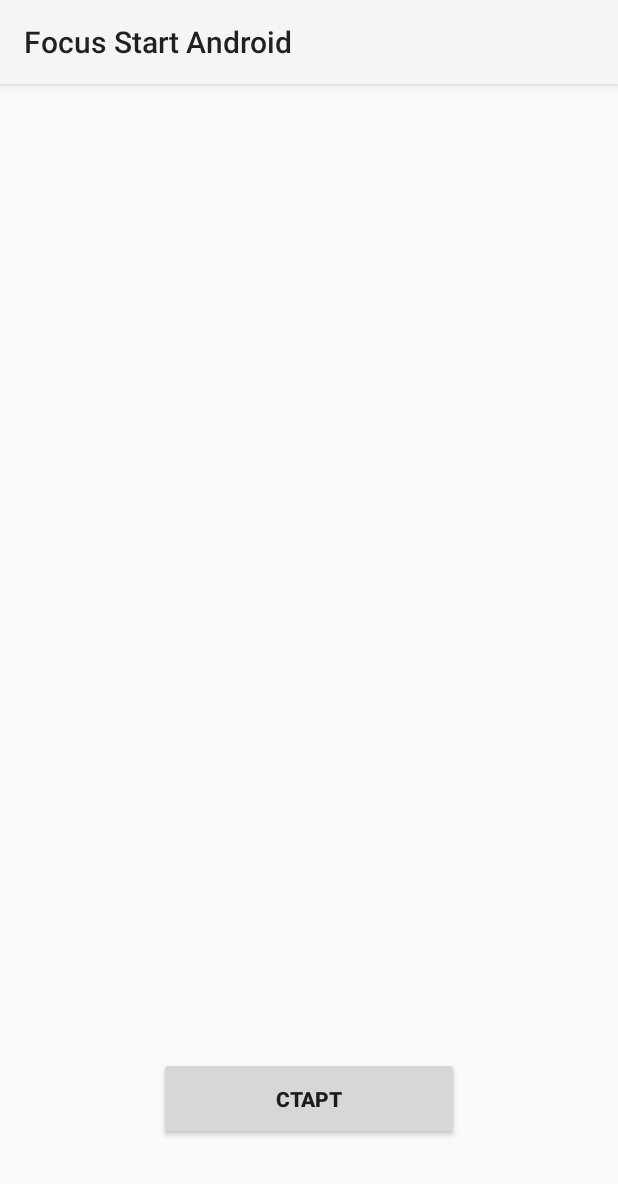
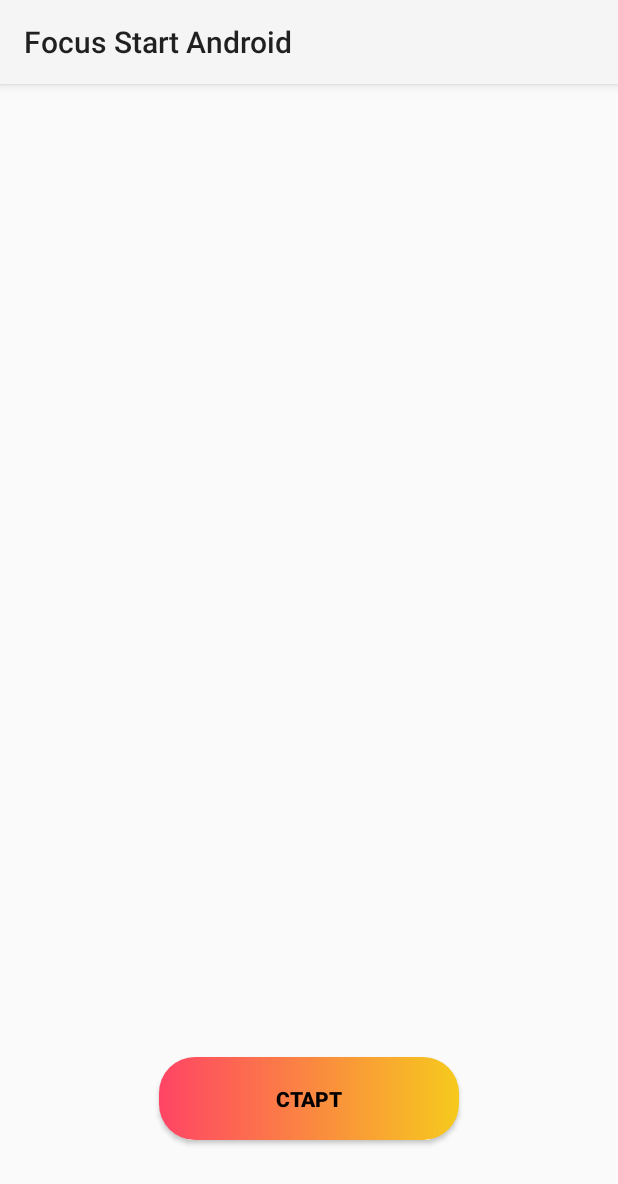
Before and after one commit to USSRFantom/FocusStartAndroid, an Android app: the screen it shows after launch (WelcomeActivity), on a phone screen of 412 x 824 dp. Shown: the top 1184 px of the screen. Run offline under Robolectric (Android 15) with nearby library versions, the phone set to English and light mode, and no system bars.

Commit message:
redesigned icons

```diff
--- /dev/null
+++ b/app/src/main/res/drawable/bg_start_btn.xml
@@ -0,0 +1,8 @@
+<?xml version="1.0" encoding="utf-8"?>
+<shape android:shape="rectangle"
+    xmlns:android="http://schemas.android.com/apk/res/android">
+    <corners android:radius="24dp" />
+    <gradient
+        android:startColor="#ff4465"
+        android:endColor="#f6ca1d" />
+</shape>
--- a/app/src/main/res/layout/activity_welcome.xml
+++ b/app/src/main/res/layout/activity_welcome.xml
@@ -12,7 +12,7 @@
 
     </androidx.viewpager.widget.ViewPager>
 
-    <Button
+    <android.widget.Button
         android:id="@+id/button_start"
         android:layout_width="wrap_content"
         android:layout_height="55dp"
@@ -21,10 +21,13 @@
         android:layout_marginStart="32dp"
         android:minWidth="200dp"
         android:textStyle="bold"
+        android:background="@drawable/bg_start_btn"
+        android:text="@string/welcome_start_btn"
+        android:textColor="@color/colorPrimary"
         app:layout_constraintBottom_toBottomOf="parent"
         app:layout_constraintEnd_toEndOf="parent"
         app:layout_constraintStart_toStartOf="parent"
-        android:text="@string/welcome_start_btn"
+
 
         tools:ignore="MissingConstraints" />
 
--- a/app/src/main/res/values/ic_launcher_background.xml
+++ b/app/src/main/res/values/ic_launcher_background.xml
@@ -1,4 +1,4 @@
 <?xml version="1.0" encoding="utf-8"?>
 <resources>
-    <color name="ic_launcher_background">#8B00FF</color>
+    <color name="ic_launcher_background">#3DDC84</color>
 </resources>
--- a/build.gradle
+++ b/build.gradle
@@ -5,7 +5,7 @@ buildscript {
         jcenter()
     }
     dependencies {
-        classpath "com.android.tools.build:gradle:4.1.1"
+        classpath "com.android.tools.build:gradle:4.1.2"
 
         // NOTE: Do not place your application dependencies here; they belong
         // in the individual module build.gradle files
```
Also changed, not shown: app/src/main/res/mipmap-hdpi/ic_launcher.png, app/src/main/res/mipmap-hdpi/ic_launcher_round.png, app/src/main/res/mipmap-mdpi/ic_launcher.png, app/src/main/res/mipmap-mdpi/ic_launcher_round.png, app/src/main/res/mipmap-xhdpi/ic_launcher.png, app/src/main/res/mipmap-xhdpi/ic_launcher_round.png, app/src/main/res/mipmap-xxhdpi/ic_launcher.png, app/src/main/res/mipmap-xxhdpi/ic_launcher_foreground.png (added), app/src/main/res/mipmap-xxhdpi/ic_launcher_round.png, app/src/main/res/mipmap-xxxhdpi/ic_launcher.png, app/src/main/res/mipmap-xxxhdpi/ic_launcher_round.png (added), gradle/wrapper/gradle-wrapper.properties.
